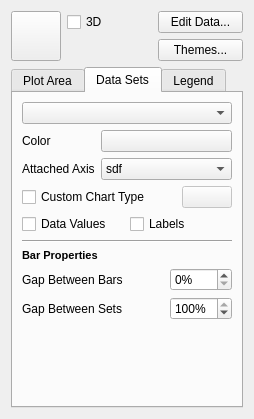
Before: the Qt Designer form kchart/shape/ChartConfigWidget.ui in KDE/koffice-chartingshape, drawn with Qt 5.
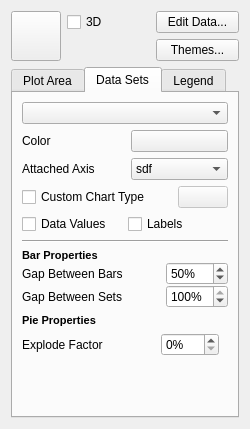
After: the same form once the commit is applied. The open tabs and pages were chosen to show the change. Icons and pictures are not drawn. Custom widgets are drawn as their Qt base class.

Commit message: Exploded pie charts (yay!) and working gap between bars

```diff
--- a/kchart/shape/ChartConfigWidget.ui
+++ b/kchart/shape/ChartConfigWidget.ui
@@ -6,8 +6,8 @@
    <rect>
     <x>0</x>
     <y>0</y>
-    <width>254</width>
-    <height>419</height>
+    <width>250</width>
+    <height>429</height>
    </rect>
   </property>
   <layout class="QGridLayout" >
@@ -242,14 +242,14 @@
        <rect>
         <x>0</x>
         <y>0</y>
-        <width>234</width>
-        <height>303</height>
+        <width>291</width>
+        <height>403</height>
        </rect>
       </property>
       <attribute name="title" >
        <string>Data Sets</string>
       </attribute>
-      <layout class="QGridLayout" >
+      <layout class="QGridLayout" name="gridLayout_2" >
        <item row="0" column="0" colspan="3" >
         <widget class="QComboBox" name="dataSets" >
          <property name="toolTip" >
@@ -266,7 +266,7 @@
           <bool>true</bool>
          </property>
          <property name="sizePolicy" >
-          <sizepolicy vsizetype="Preferred" hsizetype="Fixed" >
+          <sizepolicy vsizetype="Preferred" hsizetype="MinimumExpanding" >
            <horstretch>0</horstretch>
            <verstretch>0</verstretch>
           </sizepolicy>
@@ -276,17 +276,23 @@
          </property>
         </widget>
        </item>
-       <item row="1" column="1" colspan="2" >
+       <item row="1" column="2" >
         <widget class="KColorButton" name="datasetColor" >
          <property name="enabled" >
           <bool>true</bool>
          </property>
+         <property name="sizePolicy" >
+          <sizepolicy vsizetype="Fixed" hsizetype="Expanding" >
+           <horstretch>0</horstretch>
+           <verstretch>0</verstretch>
+          </sizepolicy>
+         </property>
         </widget>
        </item>
-       <item row="2" column="0" >
+       <item row="2" column="0" colspan="2" >
         <widget class="QLabel" name="label_3" >
          <property name="sizePolicy" >
-          <sizepolicy vsizetype="Preferred" hsizetype="Fixed" >
+          <sizepolicy vsizetype="Preferred" hsizetype="MinimumExpanding" >
            <horstretch>0</horstretch>
            <verstretch>0</verstretch>
           </sizepolicy>
@@ -296,8 +302,14 @@
          </property>
         </widget>
        </item>
-       <item row="2" column="1" colspan="2" >
+       <item row="2" column="2" >
         <widget class="QComboBox" name="dataSetAxes" >
+         <property name="sizePolicy" >
+          <sizepolicy vsizetype="Fixed" hsizetype="Expanding" >
+           <horstretch>0</horstretch>
+           <verstretch>0</verstretch>
+          </sizepolicy>
+         </property>
          <property name="sizeAdjustPolicy" >
           <enum>QComboBox::AdjustToContentsOnFirstShow</enum>
          </property>
@@ -365,32 +377,29 @@
          </item>
         </layout>
        </item>
-       <item row="5" column="0" colspan="3" >
-        <widget class="Line" name="propertiesSeparator" >
-         <property name="orientation" >
-          <enum>Qt::Horizontal</enum>
-         </property>
-        </widget>
-       </item>
        <item row="6" column="0" colspan="3" >
-        <widget class="QLabel" name="barPropertiesLabel" >
-         <property name="text" >
-          <string>&lt;!DOCTYPE HTML PUBLIC "-//W3C//DTD HTML 4.0//EN" "http://www.w3.org/TR/REC-html40/strict.dtd">
-&lt;html>&lt;head>&lt;meta name="qrichtext" content="1" />&lt;style type="text/css">
-p, li { white-space: pre-wrap; }
-&lt;/style>&lt;/head>&lt;body style=" font-family:'Sans Serif'; font-size:10pt; font-weight:400; font-style:normal;">
-&lt;p style=" margin-top:0px; margin-bottom:0px; margin-left:0px; margin-right:0px; -qt-block-indent:0; text-indent:0px;">&lt;span style=" font-size:8pt; font-weight:600;">Bar Properties&lt;/span>&lt;/p>&lt;/body>&lt;/html></string>
-         </property>
-        </widget>
-       </item>
-       <item row="7" column="0" colspan="2" >
+        <widget class="QWidget" native="1" name="barProperties" >
+         <layout class="QGridLayout" name="gridLayout" >
+          <property name="margin" >
+           <number>0</number>
+          </property>
+          <property name="spacing" >
+           <number>0</number>
+          </property>
+          <item row="1" column="0" >
         <widget class="QLabel" name="gapBetweenBarsLabel" >
+            <property name="sizePolicy" >
+             <sizepolicy vsizetype="Preferred" hsizetype="Expanding" >
+              <horstretch>0</horstretch>
+              <verstretch>0</verstretch>
+             </sizepolicy>
+            </property>
          <property name="text" >
           <string>Gap Between Bars</string>
          </property>
         </widget>
        </item>
-       <item row="7" column="2" >
+          <item row="1" column="1" >
         <widget class="QSpinBox" name="gapBetweenBars" >
          <property name="sizePolicy" >
           <sizepolicy vsizetype="Fixed" hsizetype="Minimum" >
@@ -401,19 +410,31 @@
          <property name="suffix" >
           <string>%</string>
          </property>
+            <property name="minimum" >
+             <number>-100</number>
+            </property>
          <property name="maximum" >
           <number>100</number>
          </property>
-        </widget>
-       </item>
-       <item row="8" column="0" colspan="2" >
+            <property name="value" >
+             <number>50</number>
+            </property>
+           </widget>
+          </item>
+          <item row="2" column="0" >
         <widget class="QLabel" name="gapBetweenSetsLabel" >
+            <property name="sizePolicy" >
+             <sizepolicy vsizetype="Preferred" hsizetype="Expanding" >
+              <horstretch>0</horstretch>
+              <verstretch>0</verstretch>
+             </sizepolicy>
+            </property>
          <property name="text" >
           <string>Gap Between Sets</string>
          </property>
         </widget>
        </item>
-       <item row="8" column="2" >
+          <item row="2" column="1" >
         <widget class="QSpinBox" name="gapBetweenSets" >
          <property name="suffix" >
           <string>%</string>
@@ -426,7 +447,72 @@
          </property>
         </widget>
        </item>
-       <item row="9" column="0" >
+          <item row="0" column="0" colspan="2" >
+           <widget class="QLabel" name="barPropertiesLabel" >
+            <property name="text" >
+             <string>&lt;!DOCTYPE HTML PUBLIC "-//W3C//DTD HTML 4.0//EN" "http://www.w3.org/TR/REC-html40/strict.dtd">
+&lt;html>&lt;head>&lt;meta name="qrichtext" content="1" />&lt;style type="text/css">
+p, li { white-space: pre-wrap; }
+&lt;/style>&lt;/head>&lt;body style=" font-family:'Sans Serif'; font-size:10pt; font-weight:400; font-style:normal;">
+&lt;p style=" margin-top:0px; margin-bottom:0px; margin-left:0px; margin-right:0px; -qt-block-indent:0; text-indent:0px;">&lt;span style=" font-size:8pt; font-weight:600;">Bar Properties&lt;/span>&lt;/p>&lt;/body>&lt;/html></string>
+            </property>
+           </widget>
+          </item>
+         </layout>
+         <zorder>gridLayoutWidget</zorder>
+         <zorder>barPropertiesLabel</zorder>
+        </widget>
+       </item>
+       <item row="7" column="0" colspan="3" >
+        <widget class="QWidget" native="1" name="pieProperties" >
+         <layout class="QGridLayout" name="gridLayout_4" >
+          <property name="leftMargin" >
+           <number>0</number>
+          </property>
+          <property name="topMargin" >
+           <number>0</number>
+          </property>
+          <item row="1" column="0" >
+           <widget class="QLabel" name="label_6" >
+            <property name="sizePolicy" >
+             <sizepolicy vsizetype="Preferred" hsizetype="Expanding" >
+              <horstretch>0</horstretch>
+              <verstretch>0</verstretch>
+             </sizepolicy>
+            </property>
+            <property name="text" >
+             <string>Explode Factor</string>
+            </property>
+           </widget>
+          </item>
+          <item row="1" column="1" >
+           <widget class="QSpinBox" name="pieExplodeFactor" >
+            <property name="suffix" >
+             <string>%</string>
+            </property>
+            <property name="maximum" >
+             <number>100</number>
+            </property>
+            <property name="value" >
+             <number>0</number>
+            </property>
+           </widget>
+          </item>
+          <item row="0" column="0" colspan="2" >
+           <widget class="QLabel" name="label_5" >
+            <property name="text" >
+             <string>&lt;!DOCTYPE HTML PUBLIC "-//W3C//DTD HTML 4.0//EN" "http://www.w3.org/TR/REC-html40/strict.dtd">
+&lt;html>&lt;head>&lt;meta name="qrichtext" content="1" />&lt;style type="text/css">
+p, li { white-space: pre-wrap; }
+&lt;/style>&lt;/head>&lt;body style=" font-family:'Sans Serif'; font-size:10pt; font-weight:400; font-style:normal;">
+&lt;p style=" margin-top:0px; margin-bottom:0px; margin-left:0px; margin-right:0px; -qt-block-indent:0; text-indent:0px;">&lt;span style=" font-size:8pt; font-weight:600;">Pie Properties&lt;/span>&lt;/p>&lt;/body>&lt;/html></string>
+            </property>
+           </widget>
+          </item>
+         </layout>
+        </widget>
+       </item>
+       <item row="8" column="0" colspan="3" >
         <spacer>
          <property name="orientation" >
           <enum>Qt::Vertical</enum>
@@ -439,6 +525,13 @@
          </property>
         </spacer>
        </item>
+       <item row="5" column="0" colspan="3" >
+        <widget class="Line" name="propertiesSeparator" >
+         <property name="orientation" >
+          <enum>Qt::Horizontal</enum>
+         </property>
+        </widget>
+       </item>
       </layout>
      </widget>
      <widget class="QWidget" name="tab_3" >
```
Left out of the diff: 13 changed lines with no effect on the pictures. Lines whose indentation alone changed are shown as unchanged. The commit also changes 8 other files.
